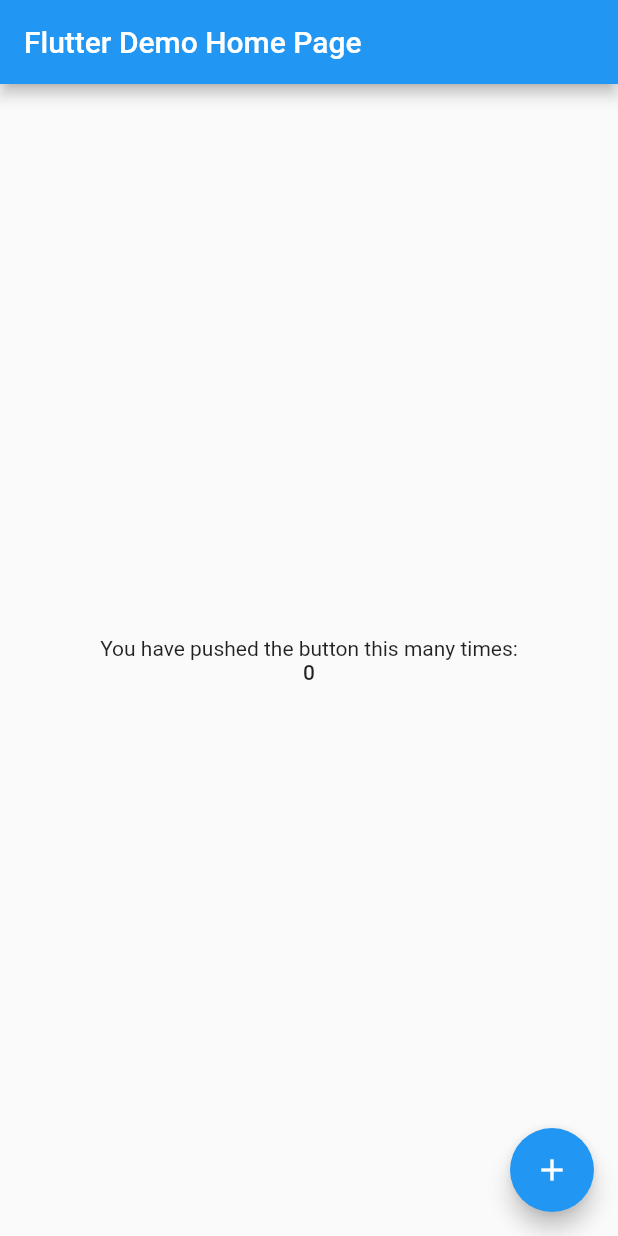
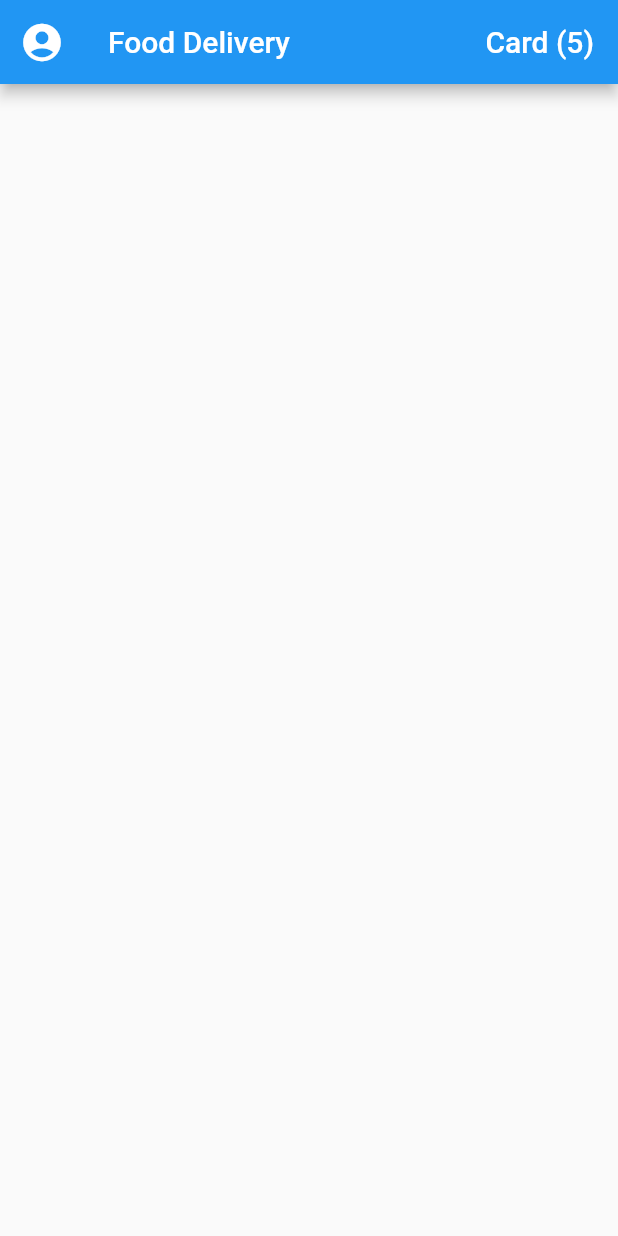
Before and after one commit to nijatmursali/food-delivery-app-flutter, a Flutter app: the screen it shows after launch, on a phone screen of 412 x 824 dp. Run offline on Flutter 3.47's test engine with Material 2 defaults, Android fonts, the phone set to English and light mode, and no system bars.

Commit message:
navbar finished

```diff
--- a/lib/main.dart
+++ b/lib/main.dart
@@ -1,4 +1,5 @@
 import 'package:flutter/material.dart';
+import 'package:food_delivery/screens/home_screen.dart';
 
 void main() => runApp(MyApp());
 
@@ -9,94 +10,9 @@ class MyApp extends StatelessWidget {
     return MaterialApp(
       title: 'Flutter Demo',
       theme: ThemeData(
-        primarySwatch: Colors.blue,
+        scaffoldBackgroundColor: Colors.grey[50],
       ),
-      home: MyHomePage(title: 'Flutter Demo Home Page'),
+      home: HomeScreen(),
     );
   }
 }
-
-class MyHomePage extends StatefulWidget {
-  MyHomePage({Key key, this.title}) : super(key: key);
-
-  // This widget is the home page of your application. It is stateful, meaning
-  // that it has a State object (defined below) that contains fields that affect
-  // how it looks.
-
-  // This class is the configuration for the state. It holds the values (in this
-  // case the title) provided by the parent (in this case the App widget) and
-  // used by the build method of the State. Fields in a Widget subclass are
-  // always marked "final".
-
-  final String title;
-
-  @override
-  _MyHomePageState createState() => _MyHomePageState();
-}
-
-class _MyHomePageState extends State<MyHomePage> {
-  int _counter = 0;
-
-  void _incrementCounter() {
-    setState(() {
-      // This call to setState tells the Flutter framework that something has
-      // changed in this State, which causes it to rerun the build method below
-      // so that the display can reflect the updated values. If we changed
-      // _counter without calling setState(), then the build method would not be
-      // called again, and so nothing would appear to happen.
-      _counter++;
-    });
-  }
-
-  @override
-  Widget build(BuildContext context) {
-    // This method is rerun every time setState is called, for instance as done
-    // by the _incrementCounter method above.
-    //
-    // The Flutter framework has been optimized to make rerunning build methods
-    // fast, so that you can just rebuild anything that needs updating rather
-    // than having to individually change instances of widgets.
-    return Scaffold(
-      appBar: AppBar(
-        // Here we take the value from the MyHomePage object that was created by
-        // the App.build method, and use it to set our appbar title.
-        title: Text(widget.title),
-      ),
-      body: Center(
-        // Center is a layout widget. It takes a single child and positions it
-        // in the middle of the parent.
-        child: Column(
-          // Column is also a layout widget. It takes a list of children and
-          // arranges them vertically. By default, it sizes itself to fit its
-          // children horizontally, and tries to be as tall as its parent.
-          //
-          // Invoke "debug painting" (press "p" in the console, choose the
-          // "Toggle Debug Paint" action from the Flutter Inspector in Android
-          // Studio, or the "Toggle Debug Paint" command in Visual Studio Code)
-          // to see the wireframe for each widget.
-          //
-          // Column has various properties to control how it sizes itself and
-          // how it positions its children. Here we use mainAxisAlignment to
-          // center the children vertically; the main axis here is the vertical
-          // axis because Columns are vertical (the cross axis would be
-          // horizontal).
-          mainAxisAlignment: MainAxisAlignment.center,
-          children: <Widget>[
-            Text(
-              'You have pushed the button this many times:',
-            ),
-            Text(
-              '$_counter',
-              style: Theme.of(context).textTheme.bodyText1,
-            ),
-          ],
-        ),
-      ),
-      floatingActionButton: FloatingActionButton(
-        onPressed: _incrementCounter,
-        tooltip: 'Increment',
-        child: Icon(Icons.add),
-      ), // This trailing comma makes auto-formatting nicer for build methods.
-    );
-  }
-}
--- /dev/null
+++ b/lib/screens/home_screen.dart
@@ -0,0 +1,31 @@
+import 'package:flutter/material.dart';
+import 'package:food_delivery/data/data.dart';
+
+class HomeScreen extends StatefulWidget {
+  @override
+  _HomeScreenState createState() => _HomeScreenState();
+}
+
+class _HomeScreenState extends State<HomeScreen> {
+  @override
+  Widget build(BuildContext context) {
+    return Scaffold(
+      appBar: AppBar(
+        leading: IconButton(
+          icon: Icon(Icons.account_circle),
+          iconSize: 30.0,
+          onPressed: () {},
+        ),
+        title: Text('Food Delivery'),
+        actions: <Widget>[
+          FlatButton(
+              onPressed: () {},
+              child: Text(
+                'Card (${currentUser.cart.length})',
+                style: TextStyle(color: Colors.white, fontSize: 20.0),
+              ))
+        ],
+      ),
+    );
+  }
+}
```
